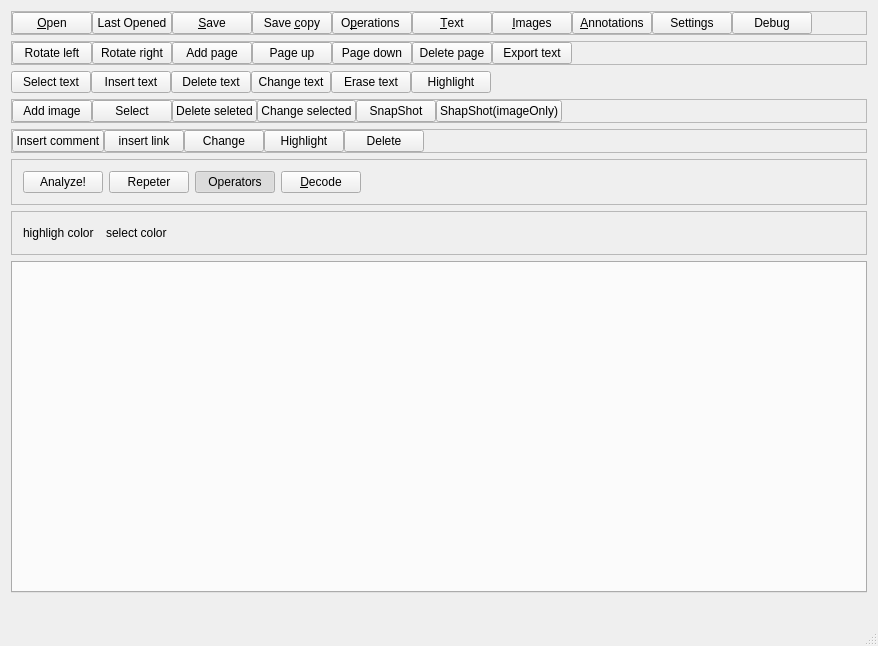
caronnee/pdfeditor, file pdfgui.ui: the form before one commit.
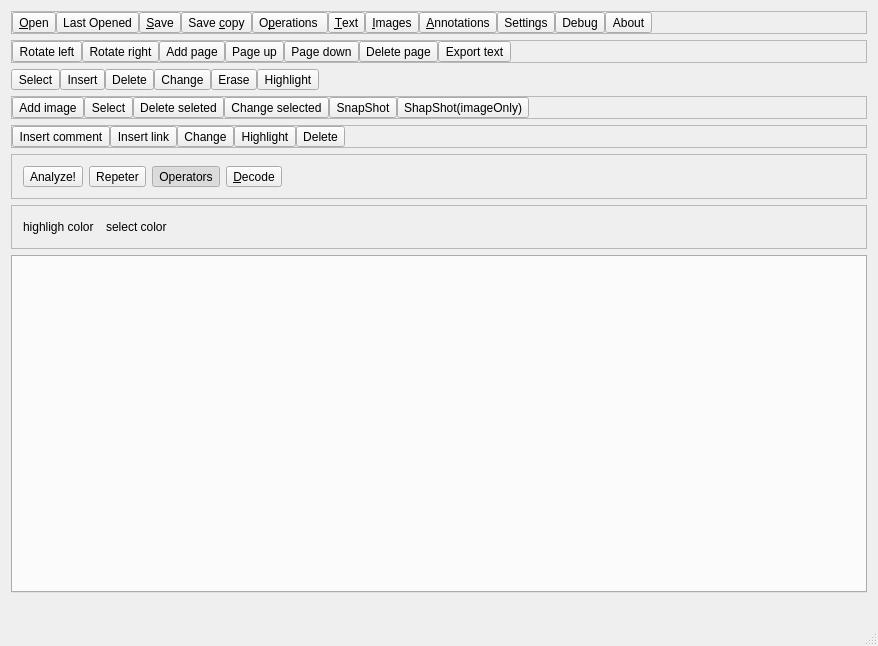
The form after the commit. Icons and pictures are not drawn. Custom widgets are drawn as their Qt base class.

Commit message: added about + fixed minor issues

The edit to the form file:
```diff
--- a/pdfgui.ui
+++ b/pdfgui.ui
@@ -46,7 +46,17 @@
         <number>0</number>
        </property>
        <item>
-        <widget class="QPushButton" name="openFile">
+        <widget class="QToolButton" name="openButton">
+         <property name="font">
+          <font>
+           <weight>50</weight>
+           <italic>false</italic>
+           <bold>false</bold>
+          </font>
+         </property>
+         <property name="toolTip">
+          <string>Open PDF file</string>
+         </property>
          <property name="autoFillBackground">
           <bool>false</bool>
          </property>
@@ -63,10 +73,22 @@
            <height>32</height>
           </size>
          </property>
+         <property name="toolButtonStyle">
+          <enum>Qt::ToolButtonTextUnderIcon</enum>
+         </property>
         </widget>
        </item>
        <item>
-        <widget class="QPushButton" name="lastOpenedButton">
+        <widget class="QToolButton" name="lastOpenedButton">
+         <property name="sizePolicy">
+          <sizepolicy hsizetype="Preferred" vsizetype="Preferred">
+           <horstretch>0</horstretch>
+           <verstretch>0</verstretch>
+          </sizepolicy>
+         </property>
+         <property name="toolTip">
+          <string>open last opened files</string>
+         </property>
          <property name="text">
           <string>Last Opened</string>
          </property>
@@ -80,10 +102,13 @@
            <height>32</height>
           </size>
          </property>
+         <property name="toolButtonStyle">
+          <enum>Qt::ToolButtonTextUnderIcon</enum>
+         </property>
         </widget>
        </item>
        <item>
-        <widget class="QPushButton" name="saveButton">
+        <widget class="QToolButton" name="saveButton">
          <property name="toolTip">
           <string>Save as</string>
          </property>
@@ -100,10 +125,13 @@
            <height>32</height>
           </size>
          </property>
+         <property name="toolButtonStyle">
+          <enum>Qt::ToolButtonTextUnderIcon</enum>
+         </property>
         </widget>
        </item>
        <item>
-        <widget class="QPushButton" name="saveAsButton">
+        <widget class="QToolButton" name="saveAsButton">
          <property name="toolTip">
           <string>save copy</string>
          </property>
@@ -120,10 +148,13 @@
            <height>32</height>
           </size>
          </property>
+         <property name="toolButtonStyle">
+          <enum>Qt::ToolButtonTextUnderIcon</enum>
+         </property>
         </widget>
        </item>
        <item>
-        <widget class="QPushButton" name="contentButton">
+        <widget class="QToolButton" name="contentButton">
          <property name="sizePolicy">
           <sizepolicy hsizetype="Minimum" vsizetype="Minimum">
            <horstretch>0</horstretch>
@@ -146,13 +177,16 @@
          <property name="checkable">
           <bool>true</bool>
          </property>
+         <property name="toolButtonStyle">
+          <enum>Qt::ToolButtonTextUnderIcon</enum>
+         </property>
          <attribute name="buttonGroup">
           <string>mainGroup</string>
          </attribute>
         </widget>
        </item>
        <item>
-        <widget class="QPushButton" name="textButton">
+        <widget class="QToolButton" name="textButton">
          <property name="toolTip">
           <string>Show panel with text working</string>
          </property>
@@ -172,13 +206,19 @@
          <property name="checkable">
           <bool>true</bool>
          </property>
+         <property name="toolButtonStyle">
+          <enum>Qt::ToolButtonTextUnderIcon</enum>
+         </property>
          <attribute name="buttonGroup">
           <string>mainGroup</string>
          </attribute>
         </widget>
        </item>
        <item>
-        <widget class="QPushButton" name="imageButton">
+        <widget class="QToolButton" name="imageButton">
+         <property name="toolTip">
+          <string>show image operation</string>
+         </property>
          <property name="text">
           <string>&amp;Images</string>
          </property>
@@ -195,13 +235,19 @@
          <property name="checkable">
           <bool>true</bool>
          </property>
+         <property name="toolButtonStyle">
+          <enum>Qt::ToolButtonTextUnderIcon</enum>
+         </property>
          <attribute name="buttonGroup">
           <string>mainGroup</string>
          </attribute>
         </widget>
        </item>
        <item>
-        <widget class="QPushButton" name="annotationButton">
+        <widget class="QToolButton" name="annotationButton">
+         <property name="toolTip">
+          <string>show annotation operations</string>
+         </property>
          <property name="text">
           <string>&amp;Annotations</string>
          </property>
@@ -218,13 +264,19 @@
          <property name="checkable">
           <bool>true</bool>
          </property>
+         <property name="toolButtonStyle">
+          <enum>Qt::ToolButtonTextUnderIcon</enum>
+         </property>
          <attribute name="buttonGroup">
           <string>mainGroup</string>
          </attribute>
         </widget>
        </item>
        <item>
-        <widget class="QPushButton" name="settings">
+        <widget class="QToolButton" name="settingsButton">
+         <property name="toolTip">
+          <string>show setting dialog</string>
+         </property>
          <property name="text">
           <string>Settings</string>
          </property>
@@ -241,24 +293,63 @@
          <property name="checkable">
           <bool>true</bool>
          </property>
+         <property name="toolButtonStyle">
+          <enum>Qt::ToolButtonTextUnderIcon</enum>
+         </property>
          <attribute name="buttonGroup">
           <string>mainGroup</string>
          </attribute>
         </widget>
        </item>
        <item>
-        <widget class="QPushButton" name="debugButton">
+        <widget class="QToolButton" name="debugButton">
+         <property name="toolTip">
+          <string>show debug options</string>
+         </property>
          <property name="text">
           <string>Debug</string>
          </property>
+         <property name="icon">
+          <iconset resource="pdf.qrc">
+           <normaloff>:/images/debug.ico</normaloff>:/images/debug.ico</iconset>
+         </property>
+         <property name="iconSize">
+          <size>
+           <width>32</width>
+           <height>32</height>
+          </size>
+         </property>
          <property name="checkable">
           <bool>true</bool>
          </property>
+         <property name="toolButtonStyle">
+          <enum>Qt::ToolButtonTextUnderIcon</enum>
+         </property>
          <attribute name="buttonGroup">
           <string>mainGroup</string>
          </attribute>
         </widget>
        </item>
+       <item>
+        <widget class="QToolButton" name="aboutButton">
+         <property name="text">
+          <string>About</string>
+         </property>
+         <property name="icon">
+          <iconset resource="pdf.qrc">
+           <normaloff>:/images/about.ico</normaloff>:/images/about.ico</iconset>
+         </property>
+         <property name="iconSize">
+          <size>
+           <width>32</width>
+           <height>32</height>
+          </size>
+         </property>
+         <property name="toolButtonStyle">
+          <enum>Qt::ToolButtonTextUnderIcon</enum>
+         </property>
+        </widget>
+       </item>
        <item>
         <spacer name="horizontalSpacer_4">
          <property name="orientation">
@@ -300,7 +391,10 @@
            <number>0</number>
           </property>
           <item>
-           <widget class="QPushButton" name="derotateButton">
+           <widget class="QToolButton" name="derotateButton">
+            <property name="toolTip">
+             <string>rotate page left</string>
+            </property>
             <property name="text">
              <string>Rotate left</string>
             </property>
@@ -314,10 +408,16 @@
               <height>32</height>
              </size>
             </property>
+            <property name="toolButtonStyle">
+             <enum>Qt::ToolButtonTextUnderIcon</enum>
+            </property>
            </widget>
           </item>
           <item>
-           <widget class="QPushButton" name="rotateButton">
+           <widget class="QToolButton" name="rotateButton">
+            <property name="toolTip">
+             <string>rotate page right</string>
+            </property>
             <property name="text">
              <string>Rotate right</string>
             </property>
@@ -331,10 +431,16 @@
               <height>32</height>
              </size>
             </property>
+            <property name="toolButtonStyle">
+             <enum>Qt::ToolButtonTextUnderIcon</enum>
+            </property>
            </widget>
           </item>
           <item>
-           <widget class="QPushButton" name="insertEmpty">
+           <widget class="QToolButton" name="insertEmpty">
+            <property name="toolTip">
+             <string>add empty page</string>
+            </property>
             <property name="text">
              <string>Add page</string>
             </property>
@@ -348,10 +454,16 @@
               <height>32</height>
              </size>
             </property>
+            <property name="toolButtonStyle">
+             <enum>Qt::ToolButtonTextUnderIcon</enum>
+            </property>
            </widget>
           </item>
           <item>
-           <widget class="QPushButton" name="pageUp">
+           <widget class="QToolButton" name="pageUp">
+            <property name="toolTip">
+             <string>move page up</string>
+            </property>
             <property name="text">
              <string>Page up</string>
             </property>
@@ -365,10 +477,13 @@
               <height>32</height>
              </size>
             </property>
+            <property name="toolButtonStyle">
+             <enum>Qt::ToolButtonTextUnderIcon</enum>
+            </property>
            </widget>
           </item>
           <item>
-           <widget class="QPushButton" name="pageDown">
+           <widget class="QToolButton" name="pageDown">
             <property name="toolTip">
              <string>page down</string>
             </property>
@@ -385,10 +500,16 @@
               <height>32</height>
              </size>
             </property>
+            <property name="toolButtonStyle">
+             <enum>Qt::ToolButtonTextUnderIcon</enum>
+            </property>
            </widget>
           </item>
           <item>
-           <widget class="QPushButton" name="deletePage">
+           <widget class="QToolButton" name="deletePage">
+            <property name="toolTip">
+             <string>delete page</string>
+            </property>
             <property name="text">
              <string>Delete page</string>
             </property>
@@ -402,10 +523,16 @@
               <height>32</height>
              </size>
             </property>
+            <property name="toolButtonStyle">
+             <enum>Qt::ToolButtonTextUnderIcon</enum>
+            </property>
            </widget>
           </item>
           <item>
-           <widget class="QPushButton" name="getText">
+           <widget class="QToolButton" name="getText">
+            <property name="toolTip">
+             <string>export text</string>
+            </property>
             <property name="autoFillBackground">
              <bool>false</bool>
             </property>
@@ -422,6 +549,9 @@
               <height>32</height>
              </size>
             </property>
+            <property name="toolButtonStyle">
+             <enum>Qt::ToolButtonTextUnderIcon</enum>
+            </property>
            </widget>
           </item>
           <item>
@@ -459,12 +589,12 @@
         <number>0</number>
        </property>
        <item>
-        <widget class="QPushButton" name="selectTextButton">
+        <widget class="QToolButton" name="selectTextButton">
          <property name="toolTip">
           <string>choose text</string>
          </property>
          <property name="text">
-          <string>Select text</string>
+          <string>Select</string>
          </property>
          <property name="icon">
           <iconset resource="pdf.qrc">
@@ -482,18 +612,21 @@
          <property name="checked">
           <bool>false</bool>
          </property>
+         <property name="toolButtonStyle">
+          <enum>Qt::ToolButtonTextUnderIcon</enum>
+         </property>
          <attribute name="buttonGroup">
           <string>subgroups</string>
          </attribute>
         </widget>
        </item>
        <item>
-        <widget class="QPushButton" name="insertTextButton">
+        <widget class="QToolButton" name="insertTextButton">
          <property name="toolTip">
           <string>insert text</string>
          </property>
          <property name="text">
-          <string>Insert text</string>
+          <string>Insert</string>
          </property>
          <property name="icon">
           <iconset resource="pdf.qrc">
@@ -508,18 +641,21 @@
          <property name="checkable">
           <bool>true</bool>
          </property>
+         <property name="toolButtonStyle">
+          <enum>Qt::ToolButtonTextUnderIcon</enum>
+         </property>
          <attribute name="buttonGroup">
           <string>subgroups</string>
          </attribute>
         </widget>
        </item>
        <item>
-        <widget class="QPushButton" name="deleteButton">
+        <widget class="QToolButton" name="deleteButton">
          <property name="toolTip">
           <string>delete test ( can cause structure change)</string>
          </property>
          <property name="text">
-          <string>Delete text</string>
+          <string>Delete</string>
          </property>
          <property name="icon">
           <iconset resource="pdf.qrc">
@@ -531,15 +667,21 @@
            <height>32</height>
           </size>
          </property>
+         <property name="toolButtonStyle">
+          <enum>Qt::ToolButtonTextUnderIcon</enum>
+         </property>
+         <attribute name="buttonGroup">
+          <string>subGroup</string>
+         </attribute>
         </widget>
        </item>
        <item>
-        <widget class="QPushButton" name="changeButton">
+        <widget class="QToolButton" name="changeButton">
          <property name="toolTip">
           <string>Change text</string>
          </property>
          <property name="text">
-          <string>Change text</string>
+          <string>Change</string>
          </property>
          <property name="icon">
           <iconset resource="pdf.qrc">
@@ -551,15 +693,21 @@
            <height>32</height>
           </size>
          </property>
+         <property name="toolButtonStyle">
+          <enum>Qt::ToolButtonTextUnderIcon</enum>
+         </property>
+         <attribute name="buttonGroup">
+          <string>subGroup</string>
+         </attribute>
         </widget>
        </item>
        <item>
-        <widget class="QPushButton" name="eraseButton">
+        <widget class="QToolButton" name="eraseButton">
          <property name="toolTip">
           <string>cover text witl white line</string>
          </property>
          <property name="text">
-          <string>Erase text</string>
+          <string>Erase</string>
          </property>
          <property name="icon">
           <iconset resource="pdf.qrc">
@@ -571,10 +719,16 @@
            <height>32</height>
           </size>
          </property>
+         <property name="toolButtonStyle">
+          <enum>Qt::ToolButtonTextUnderIcon</enum>
+         </property>
+         <attribute name="buttonGroup">
+          <string>subGroup</string>
+         </attribute>
         </widget>
        </item>
        <item>
-        <widget class="QPushButton" name="highlightButton">
+        <widget class="QToolButton" name="highlightButton">
          <property name="toolTip">
           <string>highlight text</string>
          </property>
@@ -591,6 +745,12 @@
            <height>32</height>
           </size>
          </property>
+         <property name="toolButtonStyle">
+          <enum>Qt::ToolButtonTextUnderIcon</enum>
+         </property>
+         <attribute name="buttonGroup">
+          <string>subGroup</string>
+         </attribute>
         </widget>
        </item>
        <item>
@@ -635,7 +795,7 @@
         <number>0</number>
        </property>
        <item>
-        <widget class="QPushButton" name="insertImageButton">
+        <widget class="QToolButton" name="insertImageButton">
          <property name="toolTip">
           <string>Insert inline image</string>
          </property>
@@ -655,13 +815,13 @@
          <property name="checkable">
           <bool>true</bool>
          </property>
-         <attribute name="buttonGroup">
-          <string>subgroups</string>
-         </attribute>
+         <property name="toolButtonStyle">
+          <enum>Qt::ToolButtonTextUnderIcon</enum>
+         </property>
         </widget>
        </item>
        <item>
-        <widget class="QPushButton" name="selectImageButton">
+        <widget class="QToolButton" name="selectImageButton">
          <property name="toolTip">
           <string>select inline image</string>
          </property>
@@ -681,13 +841,13 @@
          <property name="checkable">
           <bool>true</bool>
          </property>
-         <attribute name="buttonGroup">
-          <string>subgroups</string>
-         </attribute>
+         <property name="toolButtonStyle">
+          <enum>Qt::ToolButtonTextUnderIcon</enum>
+         </property>
         </widget>
        </item>
        <item>
-        <widget class="QPushButton" name="deleteImageButton">
+        <widget class="QToolButton" name="deleteImageButton">
          <property name="toolTip">
           <string>delete inline image</string>
          </property>
@@ -704,10 +864,13 @@
            <height>32</height>
           </size>
          </property>
+         <property name="toolButtonStyle">
+          <enum>Qt::ToolButtonTextUnderIcon</enum>
+         </property>
         </widget>
        </item>
        <item>
-        <widget class="QPushButton" name="changeImageButton">
+        <widget class="QToolButton" name="changeImageButton">
          <property name="toolTip">
           <string>change inline image</string>
          </property>
@@ -724,10 +887,13 @@
            <height>32</height>
           </size>
          </property>
+         <property name="toolButtonStyle">
+          <enum>Qt::ToolButtonTextUnderIcon</enum>
+         </property>
         </widget>
        </item>
        <item>
-        <widget class="QPushButton" name="imagePartButton">
+        <widget class="QToolButton" name="imagePartButton">
          <property name="toolTip">
           <string>extract part of pdf as image</string>
          </property>
@@ -747,13 +913,13 @@
          <property name="checkable">
           <bool>true</bool>
          </property>
-         <attribute name="buttonGroup">
-          <string>subgroups</string>
-         </attribute>
+         <property name="toolButtonStyle">
+          <enum>Qt::ToolButtonTextUnderIcon</enum>
+         </property>
         </widget>
        </item>
        <item>
-        <widget class="QPushButton" name="extractButton">
+        <widget class="QToolButton" name="extractButton">
          <property name="toolTip">
           <string>extract inline image</string>
          </property>
@@ -773,6 +939,9 @@
          <property name="checkable">
           <bool>true</bool>
          </property>
+         <property name="toolButtonStyle">
+          <enum>Qt::ToolButtonTextUnderIcon</enum>
+         </property>
          <attribute name="buttonGroup">
           <string>subgroups</string>
          </attribute>
@@ -810,7 +979,10 @@
         <number>0</number>
        </property>
        <item>
-        <widget class="QPushButton" name="insertAnotation">
+        <widget class="QToolButton" name="insertAnotation">
+         <property name="toolTip">
+          <string>insert text annotation</string>
+         </property>
          <property name="text">
           <string>Insert comment</string>
          </property>
@@ -823,58 +995,70 @@
          <property name="checkable">
           <bool>true</bool>
          </property>
-         <attribute name="buttonGroup">
-          <string>subgroups</string>
-         </attribute>
+         <property name="toolButtonStyle">
+          <enum>Qt::ToolButtonTextUnderIcon</enum>
+         </property>
         </widget>
        </item>
        <item>
-        <widget class="QPushButton" name="linkAnnotation">
+        <widget class="QToolButton" name="linkAnnotation">
+         <property name="toolTip">
+          <string>insert link annotation</string>
+         </property>
          <property name="text">
-          <string>insert link</string>
+          <string>Insert link</string>
          </property>
          <property name="checkable">
           <bool>true</bool>
          </property>
-         <attribute name="buttonGroup">
-          <string>subgroups</string>
-         </attribute>
+         <property name="toolButtonStyle">
+          <enum>Qt::ToolButtonTextUnderIcon</enum>
+         </property>
         </widget>
        </item>
        <item>
-        <widget class="QPushButton" name="changeAnnotationButton">
+        <widget class="QToolButton" name="changeAnnotationButton">
+         <property name="toolTip">
+          <string>click &amp; change annotation</string>
+         </property>
          <property name="text">
           <string>Change</string>
          </property>
          <property name="checkable">
           <bool>true</bool>
          </property>
-         <attribute name="buttonGroup">
-          <string>subgroups</string>
-         </attribute>
+         <property name="toolButtonStyle">
+          <enum>Qt::ToolButtonTextUnderIcon</enum>
+         </property>
         </widget>
        </item>
        <item>
-        <widget class="QPushButton" name="highlightButton_2">
+        <widget class="QToolButton" name="highlightButton_2">
+         <property name="toolTip">
+          <string>insert highlight annotation</string>
+         </property>
          <property name="text">
           <string>Highlight</string>
          </property>
-         <attribute name="buttonGroup">
-          <string>subgroups</string>
-         </attribute>
+         <property name="toolButtonStyle">
+          <enum>Qt::ToolButtonTextUnderIcon</enum>
+         </property>
         </widget>
        </item>
        <item>
-        <widget class="QPushButton" name="delAnnotation">
+        <widget class="QToolButton" name="delAnnotation">
+         <property name="toolTip">
+          <string>delete annotation</string>
+         </property>
          <property name="text">
           <string>Delete</string>
          </property>
          <property name="checkable">
           <bool>true</bool>
          </property>
-         <attribute name="buttonGroup">
-          <string>subgroups</string>
-         </attribute>
+         <property name="toolButtonStyle">
+          <enum>Qt::ToolButtonTextUnderIcon</enum>
+         </property>
         </widget>
        </item>
        <item>
@@ -903,21 +1087,36 @@
       </property>
       <layout class="QHBoxLayout" name="horizontalLayout_4">
        <item>
-        <widget class="QPushButton" name="analyzeButton">
+        <widget class="QToolButton" name="analyzeButton">
+         <property name="toolTip">
+          <string>create analyze tree</string>
+         </property>
          <property name="text">
           <string>Analyze!</string>
          </property>
+         <property name="toolButtonStyle">
+          <enum>Qt::ToolButtonTextUnderIcon</enum>
+         </property>
         </widget>
        </item>
        <item>
-        <widget class="QPushButton" name="repeter">
+        <widget class="QToolButton" name="repeter">
+         <property name="toolTip">
+          <string>redraw page</string>
+         </property>
          <property name="text">
           <string>Repeter</string>
          </property>
+         <property name="toolButtonStyle">
+          <enum>Qt::ToolButtonTextUnderIcon</enum>
+         </property>
         </widget>
        </item>
        <item>
-        <widget class="QPushButton" name="opSelect">
+        <widget class="QToolButton" name="opSelect">
+         <property name="toolTip">
+          <string>select operators</string>
+         </property>
          <property name="text">
           <string>Operators</string>
          </property>
@@ -937,13 +1136,13 @@
          <property name="checked">
           <bool>true</bool>
          </property>
-         <attribute name="buttonGroup">
-          <string>subgroups</string>
-         </attribute>
+         <property name="toolButtonStyle">
+          <enum>Qt::ToolButtonTextUnderIcon</enum>
+         </property>
         </widget>
        </item>
        <item>
-        <widget class="QPushButton" name="saveEncodedButton">
+        <widget class="QToolButton" name="saveEncodedButton">
          <property name="toolTip">
           <string>save decoded</string>
          </property>
@@ -960,6 +1159,9 @@
            <height>32</height>
           </size>
          </property>
+         <property name="toolButtonStyle">
+          <enum>Qt::ToolButtonTextUnderIcon</enum>
+         </property>
         </widget>
        </item>
        <item>
@@ -1031,9 +1233,6 @@
       <property name="autoFillBackground">
        <bool>true</bool>
       </property>
-      <property name="styleSheet">
-       <string notr="true"/>
-      </property>
       <property name="tabPosition">
        <enum>QTabWidget::North</enum>
       </property>
```
Left out of the diff: 313 changed lines with no effect on the pictures. The commit also changes 19 other files.
